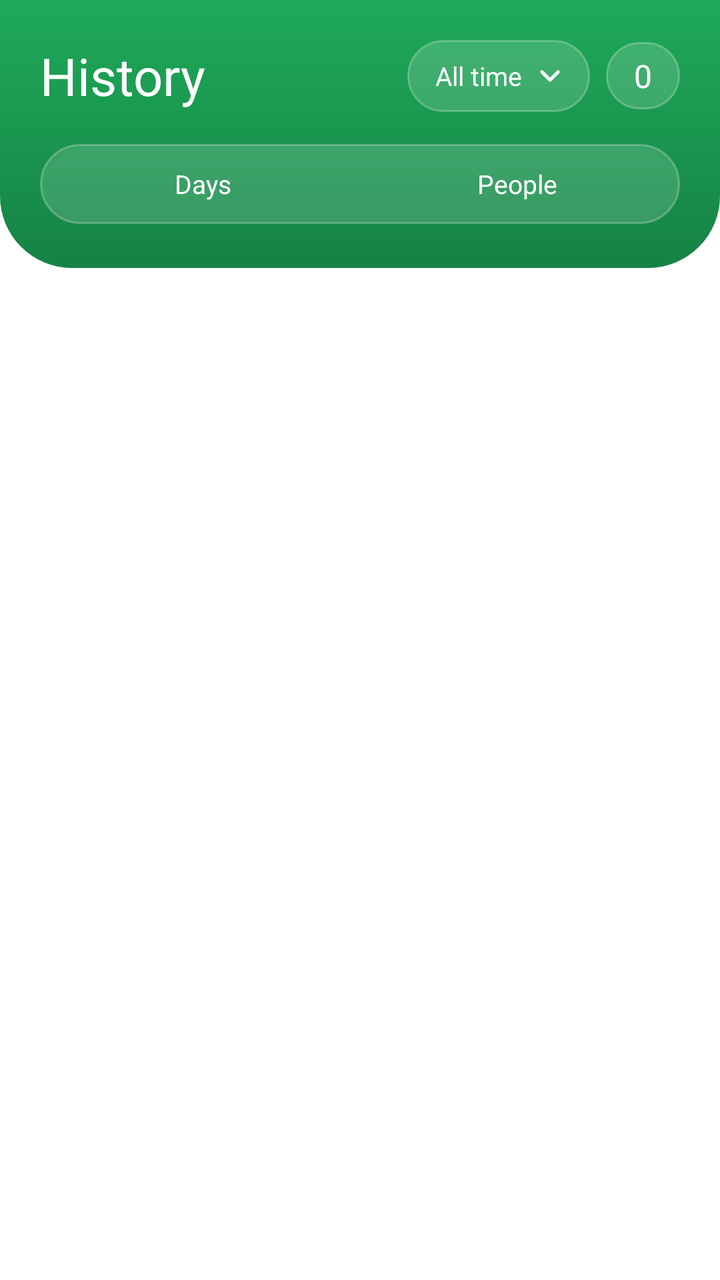
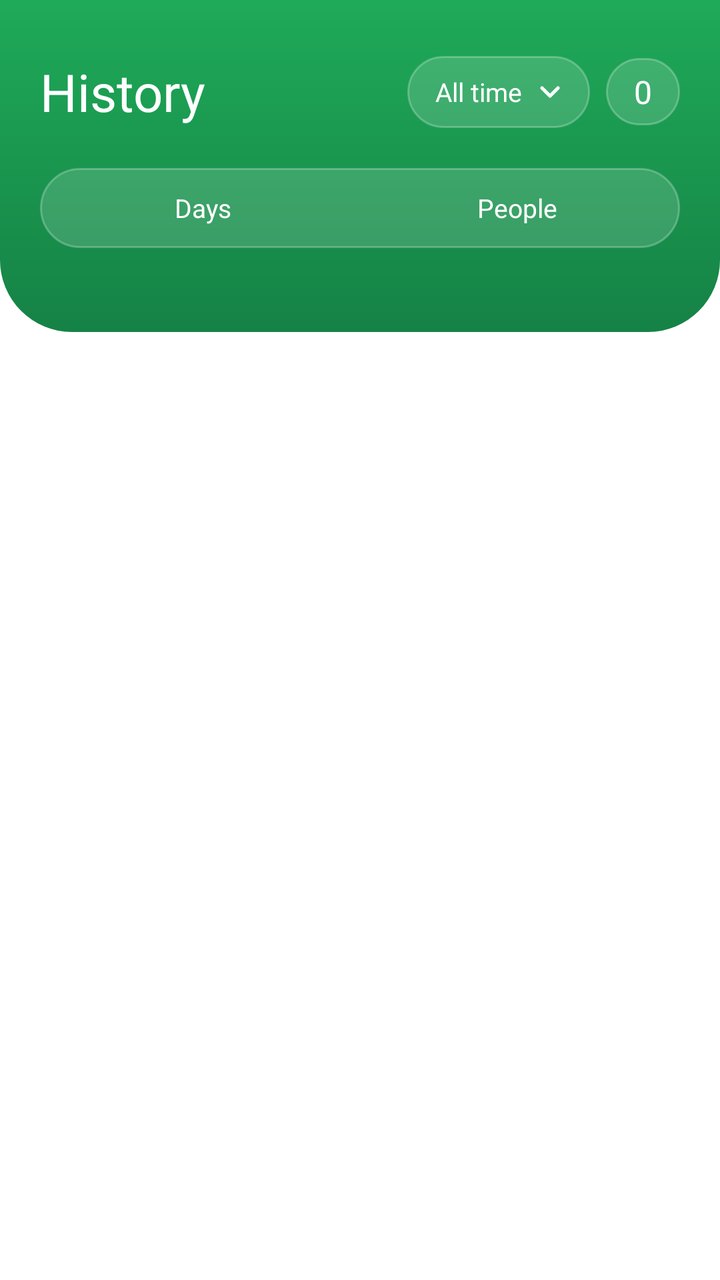

Before-and-after screenshots of an Android layout around one commit, followed by the original layout XML and the change that was made.
<!-- AndroidManifest.xml: application theme Theme.ViewGrow.Starting -->
<!-- res/layout/fragment_history.xml -->
<?xml version="1.0" encoding="utf-8"?>
<LinearLayout xmlns:android="http://schemas.android.com/apk/res/android"
    android:layout_width="match_parent"
    android:layout_height="match_parent"
    android:background="@color/surface"
    android:orientation="vertical">

    
    <LinearLayout
        android:id="@+id/hero"
        android:layout_width="match_parent"
        android:layout_height="wrap_content"
        android:background="@drawable/bg_hero"
        android:orientation="vertical"
        android:paddingStart="20dp"
        android:paddingTop="20dp"
        android:paddingEnd="20dp"
        android:paddingBottom="22dp">

        <LinearLayout
            android:layout_width="match_parent"
            android:layout_height="wrap_content"
            android:gravity="center_vertical"
            android:orientation="horizontal">
            <TextView
                android:layout_width="wrap_content"
                android:layout_height="wrap_content"
                android:tag="extrabold"
                android:text="History"
                android:textColor="@color/white"
                android:textSize="26sp" />
            <View
                android:layout_width="0dp"
                android:layout_height="1dp"
                android:layout_weight="1" />
            <TextView
                android:id="@+id/hist_chip"
                android:layout_width="wrap_content"
                android:layout_height="36dp"
                android:layout_marginEnd="8dp"
                android:background="@drawable/bg_badge_glass"
                android:drawableEnd="@drawable/ic_chevron_down"
                android:drawablePadding="6dp"
                android:gravity="center_vertical"
                android:paddingStart="14dp"
                android:paddingEnd="12dp"
                android:singleLine="true"
                android:tag="semibold"
                android:text="All time"
                android:textColor="@color/white"
                android:textSize="13sp" />
            <LinearLayout
                android:id="@+id/hist_total_pill"
                android:layout_width="wrap_content"
                android:layout_height="wrap_content"
                android:background="@drawable/bg_badge_glass"
                android:gravity="bottom"
                android:orientation="horizontal"
                android:paddingStart="14dp"
                android:paddingTop="6dp"
                android:paddingEnd="14dp"
                android:paddingBottom="6dp">
                <TextView
                    android:id="@+id/hist_total"
                    android:layout_width="wrap_content"
                    android:layout_height="wrap_content"
                    android:tag="bold"
                    android:text="0"
                    android:textColor="@color/white"
                    android:textSize="16sp" />
                <TextView
                    android:id="@+id/hist_limit"
                    android:layout_width="wrap_content"
                    android:layout_height="wrap_content"
                    android:tag="semibold"
                    android:textColor="@color/header_label"
                    android:textSize="12sp" />
            </LinearLayout>
        </LinearLayout>
        
        <LinearLayout
            android:layout_width="match_parent"
            android:layout_height="wrap_content"
            android:layout_marginTop="16dp"
            android:background="@drawable/bg_badge_glass"
            android:orientation="horizontal"
            android:padding="3dp">
            <TextView
                android:id="@+id/tog_days"
                android:layout_width="0dp"
                android:layout_height="34dp"
                android:layout_weight="1"
                android:gravity="center"
                android:tag="semibold"
                android:text="Days"
                android:textColor="@color/white"
                android:textSize="13sp" />
            <TextView
                android:id="@+id/tog_people"
                android:layout_width="0dp"
                android:layout_height="34dp"
                android:layout_weight="1"
                android:gravity="center"
                android:tag="semibold"
                android:text="People"
                android:textColor="@color/white"
                android:textSize="13sp" />
        </LinearLayout>
    </LinearLayout>

    <ScrollView
        android:layout_width="match_parent"
        android:layout_height="0dp"
        android:layout_weight="1"
        android:clipToPadding="false"
        android:paddingBottom="90dp"
        android:scrollbars="none">
        <LinearLayout
            android:layout_width="match_parent"
            android:layout_height="wrap_content"
            android:orientation="vertical"
            android:paddingStart="20dp"
            android:paddingTop="16dp"
            android:paddingEnd="20dp"
            android:paddingBottom="12dp">

            <LinearLayout
                android:id="@+id/hist_list"
                android:layout_width="match_parent"
                android:layout_height="wrap_content"
                android:orientation="vertical" />

            <TextView
                android:id="@+id/hist_foot"
                android:layout_width="match_parent"
                android:layout_height="wrap_content"
                android:gravity="center"
                android:paddingTop="12dp"
                android:paddingBottom="16dp"
                android:tag="semibold"
                android:textColor="@color/green_text"
                android:textSize="13sp" />
        </LinearLayout>
    </ScrollView>
</LinearLayout>
<!-- resources referenced by this layout -->
<resources>
  <color name="green_text">#158245</color>
  <color name="header_label">#D9F2E4</color>
  <color name="surface">#FFFFFF</color>
  <color name="white">#FFFFFF</color>
  <!-- drawable bg_badge_glass (drawable) -->
  <?xml version="1.0" encoding="utf-8"?>
  <shape xmlns:android="http://schemas.android.com/apk/res/android" android:shape="rectangle">
      <solid android:color="#26FFFFFF" />
      <stroke android:width="1dp" android:color="#40FFFFFF" />
      <corners android:radius="100dp" />
  </shape>
  <!-- drawable bg_hero (drawable) -->
  <?xml version="1.0" encoding="utf-8"?>
  <shape xmlns:android="http://schemas.android.com/apk/res/android" android:shape="rectangle">
      <gradient android:angle="270" android:startColor="@color/green" android:endColor="@color/green_dark" />
      <corners android:bottomLeftRadius="36dp" android:bottomRightRadius="36dp" />
  </shape>
  <!-- drawable ic_chevron_down (drawable) -->
  <?xml version="1.0" encoding="utf-8"?>
  <vector xmlns:android="http://schemas.android.com/apk/res/android"
      android:width="16dp"
      android:height="16dp"
      android:viewportWidth="24"
      android:viewportHeight="24">
      <path
          android:fillColor="#00000000"
          android:strokeColor="#FFFFFF"
          android:strokeWidth="2.6"
          android:strokeLineCap="round"
          android:strokeLineJoin="round"
          android:pathData="M6,9l6,6 6,-6" />
  </vector>
  <style name="Theme.ViewGrow.Starting" parent="Theme.SplashScreen">
          <item name="windowSplashScreenBackground">@color/splash_bg</item>
          <item name="windowSplashScreenAnimatedIcon">@drawable/splash_icon</item>
          <item name="postSplashScreenTheme">@style/Theme.ViewGrow</item>
      </style>
  <color name="green">#1FAA59</color>
  <color name="green_dark">#158245</color>
  <color name="splash_bg">#F6F6F6</color>
  <!-- drawable splash_icon: png bitmap (drawable-nodpi, 113375 bytes) -->
  <style name="Theme.ViewGrow" parent="Theme.MaterialComponents.DayNight.NoActionBar">
          <item name="colorPrimary">@color/green</item>
          <item name="colorSurface">@color/surface</item>
          <item name="colorOnSurface">@color/dark</item>
          <item name="colorPrimaryVariant">@color/green_dark</item>
          <item name="colorOnPrimary">@color/white</item>
          <item name="colorSecondary">@color/green</item>
          <item name="colorControlActivated">@color/green</item>
          <item name="android:windowBackground">@color/surface</item>
          <item name="android:statusBarColor">@android:color/transparent</item>
          <item name="android:navigationBarColor">@color/surface</item>
          <item name="android:windowLightStatusBar">false</item>
      </style>
  <color name="dark">#111B21</color>
</resources>

<!-- the commit's change to res/layout/fragment_history.xml (unified diff, before → after) -->
@@ -13,9 +13,9 @@
         android:background="@drawable/bg_hero"
         android:orientation="vertical"
         android:paddingStart="20dp"
-        android:paddingTop="20dp"
+        android:paddingTop="28dp"
         android:paddingEnd="20dp"
-        android:paddingBottom="22dp">
+        android:paddingBottom="42dp">
 
         <LinearLayout
             android:layout_width="match_parent"
@@ -81,7 +81,7 @@
         <LinearLayout
             android:layout_width="match_parent"
             android:layout_height="wrap_content"
-            android:layout_marginTop="16dp"
+            android:layout_marginTop="20dp"
             android:background="@drawable/bg_badge_glass"
             android:orientation="horizontal"
             android:padding="3dp">
